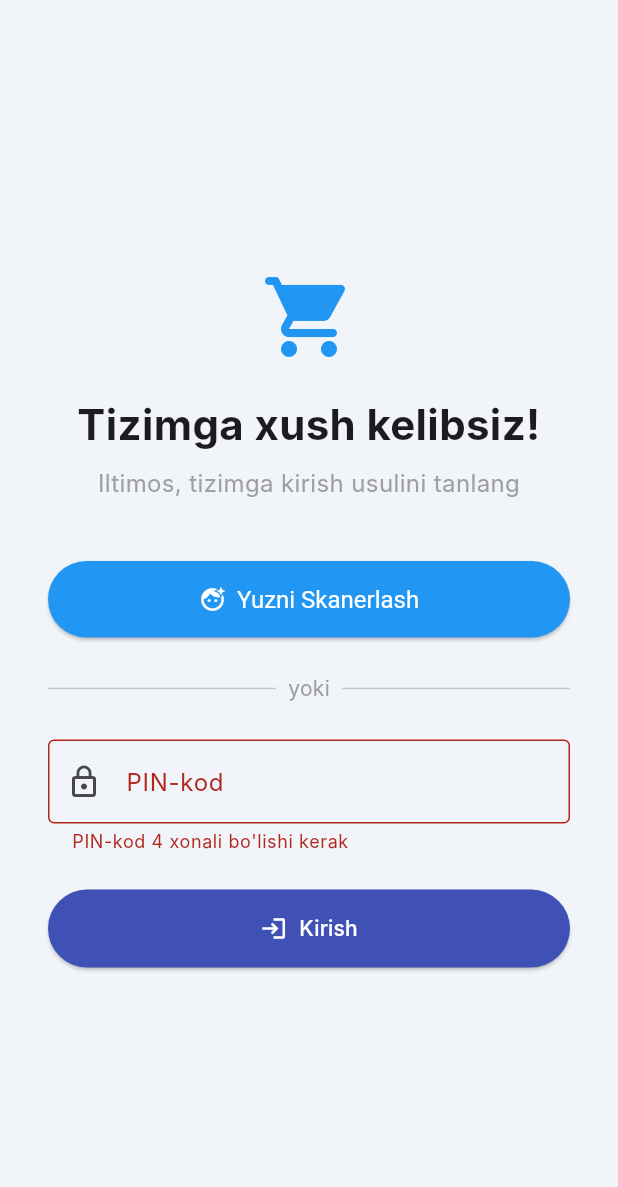
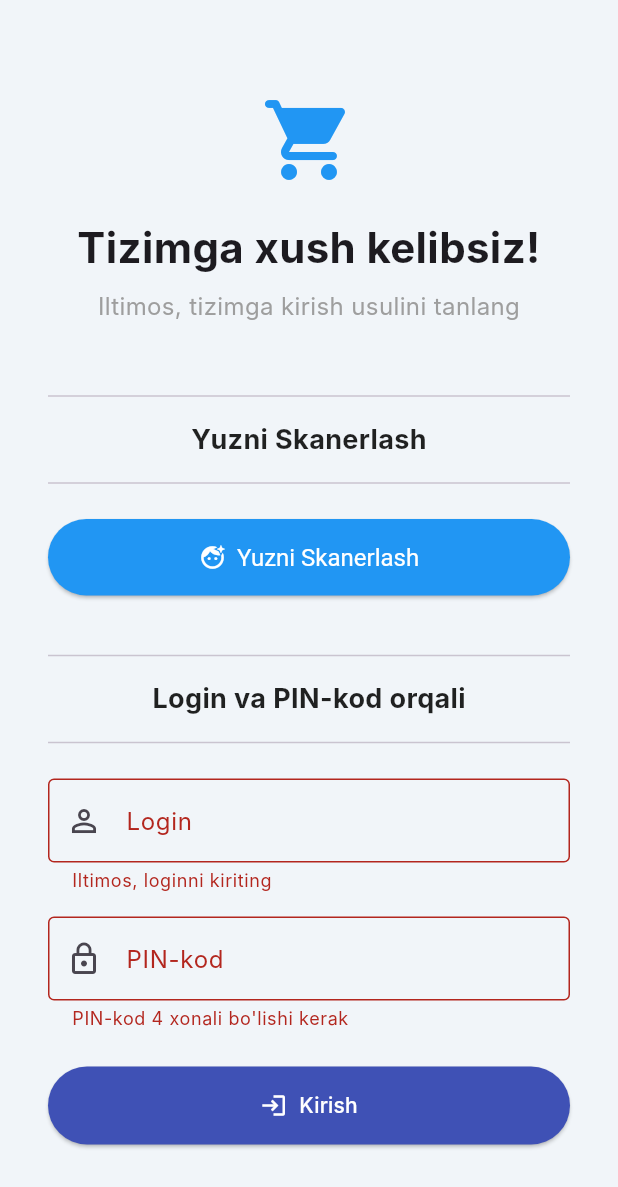
Before and after one commit to itcloud-uz/savdo-uz, a Flutter app: the screen it shows after launch, after a tap on "Kirish", on a phone screen of 412 x 824 dp. Shown: the top 1187 px of the screen. Run offline on Flutter 3.47's test engine with Material 3 defaults, Android fonts, the phone set to English and light mode, and no system bars; our stand-ins replace cached_network_image, camera, cloud_firestore, firebase_core, firebase_storage, image_picker; missing offline and left inert: google_mlkit_face_detection; accounts and stored records are empty; Roboto replaces fonts that are missing (Inter).

Commit message:
databasega ulandi

```diff
--- a/lib/face_scan_screen.dart
+++ b/lib/face_scan_screen.dart
@@ -33,13 +33,23 @@ class _FaceScanScreenState extends State<FaceScanScreen> {
   Future<void> _initializeCamera() async {
     try {
       final cameras = await availableCameras();
+      if (cameras.isEmpty) {
+        if (!mounted) return;
+        setState(() => _statusMessage = "Kamera topilmadi.");
+        return;
+      }
+      // Old kamerani topishga harakat qilamiz, bo'lmasa birinchi kamerani olamiz.
       final frontCamera = cameras.firstWhere(
         (camera) => camera.lensDirection == CameraLensDirection.front,
         orElse: () => cameras.first,
       );
 
-      _cameraController = CameraController(frontCamera, ResolutionPreset.medium,
-          enableAudio: false);
+      _cameraController = CameraController(
+        frontCamera,
+        ResolutionPreset.medium,
+        enableAudio: false,
+        imageFormatGroup: ImageFormatGroup.nv21, // Android uchun mos format
+      );
       _faceDetector = FaceDetector(
           options:
               FaceDetectorOptions(performanceMode: FaceDetectorMode.accurate));
@@ -51,6 +61,7 @@ class _FaceScanScreenState extends State<FaceScanScreen> {
         _isCameraInitialized = true;
         _statusMessage = "Iltimos, yuzingizni doira ichiga joylashtiring";
       });
+      // Agar kamera ishga tushgan bo'lsa, imageStream'ni boshlaymiz
       _cameraController!.startImageStream(_processImage);
     } catch (e) {
       if (!mounted) return;
@@ -64,7 +75,8 @@ class _FaceScanScreenState extends State<FaceScanScreen> {
     setState(() => _isProcessing = true);
 
     try {
-      final inputImage = InputImage.fromBytes(
+      // InputImage yaratish uchun CameraImage ma'lumotlarini o'zgartiramiz
+      final InputImage inputImage = InputImage.fromBytes(
         bytes: image.planes.first.bytes,
         metadata: InputImageMetadata(
           size: Size(image.width.toDouble(), image.height.toDouble()),
@@ -91,6 +103,9 @@ class _FaceScanScreenState extends State<FaceScanScreen> {
           );
         }
       }
+    } catch (e) {
+      // Xatolikni console'da chop etish va foydalanuvchiga xabar berish
+      debugPrint("Yuzni aniqlashda xatolik: $e");
     } finally {
       if (mounted) setState(() => _isProcessing = false);
     }
--- a/lib/login_screen.dart
+++ b/lib/login_screen.dart
@@ -11,18 +11,20 @@ class LoginScreen extends StatefulWidget {
 }
 
 class _LoginScreenState extends State<LoginScreen> {
+  final _loginController = TextEditingController();
   final _pinController = TextEditingController();
   final _formKey = GlobalKey<FormState>();
   bool _isLoading = false;
 
   @override
   void dispose() {
+    _loginController.dispose();
     _pinController.dispose();
     super.dispose();
   }
 
-  // PIN-kod orqali kirish funksiyasi
-  Future<void> _loginWithPin() async {
+  // Login va PIN-kod orqali kirish funksiyasi
+  Future<void> _loginWithCredentials() async {
     if (!_formKey.currentState!.validate()) {
       return;
     }
@@ -30,24 +32,27 @@ class _LoginScreenState extends State<LoginScreen> {
     setState(() => _isLoading = true);
 
     try {
+      final login = _loginController.text;
       final pin = _pinController.text;
       final usersCollection = FirebaseFirestore.instance.collection('users');
 
-      // Kiritilgan PIN-kod bo'yicha xodimni qidiramiz
-      final querySnapshot =
-          await usersCollection.where('pinCode', isEqualTo: pin).limit(1).get();
+      // Kiritilgan login va PIN-kod bo'yicha xodimni qidiramiz
+      final querySnapshot = await usersCollection
+          .where('login',
+              isEqualTo: login) // 'login' maydoni bo'yicha qidiramiz
+          .where('pinCode', isEqualTo: pin)
+          .limit(1)
+          .get();
 
       if (querySnapshot.docs.isNotEmpty && mounted) {
-        // Agar xodim topilsa
         final userDoc = querySnapshot.docs.first;
         final userRole = userDoc.data()['role'] as String;
         _navigateToMainScreen(context, userRole);
       } else {
-        // Agar xodim topilmasa
         if (mounted) {
           ScaffoldMessenger.of(context).showSnackBar(
             const SnackBar(
-              content: Text("PIN-kod noto'g'ri!"),
+              content: Text("Login yoki PIN-kod noto'g'ri!"),
               backgroundColor: Colors.red,
             ),
           );
@@ -104,26 +109,39 @@ class _LoginScreenState extends State<LoginScreen> {
                       textAlign: TextAlign.center,
                       style: TextStyle(fontSize: 16, color: Colors.grey)),
                   const SizedBox(height: 40),
+
+                  // Yuzni skanerlash bo'limi
+                  _buildSectionTitle('Yuzni Skanerlash'),
+                  const SizedBox(height: 16),
                   _buildRoleButton(context,
                       label: 'Yuzni Skanerlash',
                       color: Colors.blue,
                       onPressed: () => _navigateToFaceScan(context)),
-                  const SizedBox(height: 24),
-                  const Row(
-                    children: [
-                      Expanded(child: Divider()),
-                      Padding(
-                        padding: EdgeInsets.symmetric(horizontal: 8.0),
-                        child:
-                            Text('yoki', style: TextStyle(color: Colors.grey)),
-                      ),
-                      Expanded(child: Divider()),
-                    ],
-                  ),
-                  const SizedBox(height: 24),
+                  const SizedBox(height: 32),
+
+                  // Login va PIN-kod bo'limi
+                  _buildSectionTitle('Login va PIN-kod orqali'),
+                  const SizedBox(height: 16),
                   Form(
                     key: _formKey,
-                    child: TextFormField(
+                    child: Column(
+                      children: [
+                        TextFormField(
+                          controller: _loginController,
+                          decoration: const InputDecoration(
+                            labelText: 'Login',
+                            border: OutlineInputBorder(),
+                            prefixIcon: Icon(Icons.person_outline),
+                          ),
+                          validator: (value) {
+                            if (value == null || value.isEmpty) {
+                              return "Iltimos, loginni kiriting";
+                            }
+                            return null;
+                          },
+                        ),
+                        const SizedBox(height: 16),
+                        TextFormField(
                           controller: _pinController,
                           obscureText: true,
                           maxLength: 4,
@@ -131,8 +149,7 @@ class _LoginScreenState extends State<LoginScreen> {
                             labelText: 'PIN-kod',
                             border: OutlineInputBorder(),
                             prefixIcon: Icon(Icons.lock_outline),
-                        counterText:
-                            "", // 4 ta belgidan keyingi hisoblagichni yashirish
+                            counterText: "",
                           ),
                           keyboardType: TextInputType.number,
                           validator: (value) {
@@ -142,12 +159,14 @@ class _LoginScreenState extends State<LoginScreen> {
                             return null;
                           },
                         ),
+                      ],
+                    ),
                   ),
                   const SizedBox(height: 24),
                   _isLoading
                       ? const Center(child: CircularProgressIndicator())
                       : ElevatedButton.icon(
-                          onPressed: _loginWithPin,
+                          onPressed: _loginWithCredentials,
                           icon: const Icon(Icons.login),
                           label: const Text('Kirish'),
                           style: ElevatedButton.styleFrom(
@@ -165,7 +184,27 @@ class _LoginScreenState extends State<LoginScreen> {
     );
   }
 
-  // XATO TUZATILDI: Funksiya to'liq yozildi
+  // Bo'lim sarlavhasi uchun yordamchi funksiya
+  Widget _buildSectionTitle(String title) {
+    return Column(
+      crossAxisAlignment: CrossAxisAlignment.center,
+      children: [
+        const Divider(),
+        Padding(
+          padding: const EdgeInsets.symmetric(vertical: 8.0),
+          child: Text(
+            title,
+            style: const TextStyle(
+                fontSize: 18,
+                fontWeight: FontWeight.bold,
+                color: Colors.black87),
+          ),
+        ),
+        const Divider(),
+      ],
+    );
+  }
+
   Widget _buildRoleButton(BuildContext context,
       {required String label,
       required Color color,
```
Lines whose indentation alone changed are shown as unchanged.
